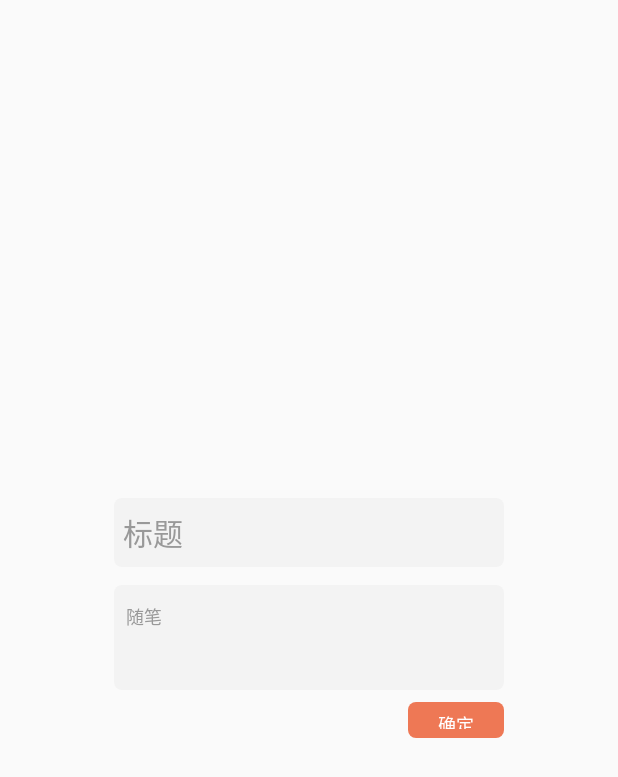
After one commit to lpzahd/Essay, an Android app: the fragment EssayStyleIIAddDialog shown on its own in the app's theme, on a phone screen of 412 x 824 dp. The commit adds this screen. Shown: the top 777 px of the screen. Run offline under Robolectric (Android 15) with nearby library versions, the phone set to English and light mode, and no system bars; our stand-ins replace ButterKnife; libraries missing offline, so code that uses them is left out: com.afollestad.materialdialogs, com.facebook.drawee, com.facebook.imagepipeline, com.jakewharton.threetenabp; 3 statements that could not run were skipped.

Commit message:
添加笔记窗口ui修改

```diff
--- /dev/null
+++ b/app/src/main/java/com/lpzahd/essay/context/essay/EssayStyleIIAddDialog.java
@@ -0,0 +1,145 @@
+package com.lpzahd.essay.context.essay;
+
+import android.app.Dialog;
+import android.content.Context;
+import android.graphics.Color;
+import android.graphics.drawable.ColorDrawable;
+import android.graphics.drawable.GradientDrawable;
+import android.os.Bundle;
+import android.os.Handler;
+import android.support.annotation.Nullable;
+import android.support.v7.app.AppCompatActivity;
+import android.support.v7.widget.AppCompatEditText;
+import android.support.v7.widget.AppCompatTextView;
+import android.view.LayoutInflater;
+import android.view.View;
+import android.view.ViewGroup;
+import android.view.Window;
+import android.widget.EditText;
+import android.widget.LinearLayout;
+
+import com.afollestad.materialdialogs.util.DialogUtils;
+import com.lpzahd.Strings;
+import com.lpzahd.aop.api.Log;
+import com.lpzahd.atool.ui.T;
+import com.lpzahd.common.tone.fragment.ToneDialogFragment;
+import com.lpzahd.essay.R;
+
+import butterknife.BindView;
+import butterknife.ButterKnife;
+import butterknife.OnClick;
+import butterknife.Unbinder;
+
+/**
+ * Created by 迪 on 2016/9/17.
+ */
+
+public class EssayStyleIIAddDialog extends ToneDialogFragment {
+
+    @BindView(R.id.positive)
+    AppCompatTextView positive;
+
+    @BindView(R.id.negative)
+    AppCompatTextView negative;
+
+    @BindView(R.id.essay_parent)
+    LinearLayout essayParent;
+
+    @BindView(R.id.title_edt)
+    AppCompatEditText titleEdt;
+
+    @BindView(R.id.content_edt)
+    AppCompatEditText contentEdt;
+
+    InputCallback inputCallback;
+
+    Unbinder mUnbinder;
+
+    public void setInputCallback(InputCallback inputCallback) {
+        this.inputCallback = inputCallback;
+    }
+
+    @Nullable
+    @Override
+    public View onCreateView(LayoutInflater inflater, @Nullable ViewGroup container, @Nullable Bundle savedInstanceState) {
+        final Dialog dialog = getDialog();
+        if(dialog.getWindow() != null) {
+            dialog.getWindow().setBackgroundDrawable(new ColorDrawable(Color.TRANSPARENT));
+        }
+        dialog.requestWindowFeature(Window.FEATURE_NO_TITLE);
+//        dialog.setCanceledOnTouchOutside(false);
+
+        View rootView = inflater.inflate(R.layout.dialog_essay_add_style_02, container, false);
+        mUnbinder = ButterKnife.bind(this, rootView);
+
+        setBackground(essayParent);
+        initView();
+
+        return rootView;
+    }
+
+    /**
+     * 配置圆角背景
+     */
+    private void setBackground(View view) {
+        final Context context = getContext();
+        GradientDrawable drawable = new GradientDrawable();
+        drawable.setCornerRadius(context.getResources().getDimension(R.dimen.corner_radius_d4));
+        drawable.setColor(Color.WHITE);
+        DialogUtils.setBackgroundCompat(view, drawable);
+    }
+
+    private void initView() {
+        positive.setText(R.string.tip_positive);
+        negative.setText(R.string.tip_negative);
+    }
+
+    @Override
+    public void onStart() {
+        super.onStart();
+    }
+
+    @OnClick({R.id.positive, R.id.negative})
+    public void onClick(View view) {
+        switch (view.getId()) {
+            case R.id.positive:
+                onPositiveClick();
+                break;
+            case R.id.negative:
+                dismiss();
+                break;
+        }
+
+    }
+
+    /**
+     * 响应确定按钮
+     */
+    private void onPositiveClick() {
+        CharSequence titleChar = titleEdt.getText();
+        CharSequence contentChar = contentEdt.getText();
+
+        if (Strings.empty(titleChar) && Strings.empty(contentChar)) {
+            T.t(R.string.warning_no_content);
+            return;
+        }
+
+        if (inputCallback != null) {
+            inputCallback.onInput(this, titleChar, contentChar);
+        }
+        dismiss();
+    }
+
+    @Override
+    public void onDestroyView() {
+        super.onDestroyView();
+        mUnbinder.unbind();
+    }
+
+    public interface InputCallback {
+
+        void onInput(EssayStyleIIAddDialog dialog, CharSequence title, CharSequence content);
+
+    }
+
+}
--- a/app/src/main/java/com/lpzahd/essay/context/essay/waiter/EssayStyleIIWaiter.java
+++ b/app/src/main/java/com/lpzahd/essay/context/essay/waiter/EssayStyleIIWaiter.java
@@ -1,5 +1,6 @@
 package com.lpzahd.essay.context.essay.waiter;
 
+import android.app.DialogFragment;
 import android.content.Context;
 import android.content.res.ColorStateList;
 import android.graphics.Bitmap;
@@ -29,11 +30,13 @@ import com.lpzahd.Lists;
 import com.lpzahd.Strings;
 import com.lpzahd.common.tone.adapter.ToneAdapter;
 import com.lpzahd.common.tone.data.DataFactory;
+import com.lpzahd.common.tone.fragment.ToneDialogFragment;
 import com.lpzahd.common.tone.waiter.ToneActivityWaiter;
 import com.lpzahd.common.waiter.refresh.SwipeRefreshWaiter;
 import com.lpzahd.essay.R;
 import com.lpzahd.essay.context.essay.EssayActivity;
 import com.lpzahd.essay.context.essay.EssayAddDialog;
+import com.lpzahd.essay.context.essay.EssayStyleIIAddDialog;
 import com.lpzahd.essay.db.essay.Essay;
 import com.lpzahd.essay.db.file.Image;
 import com.lpzahd.essay.tool.DateTime;
@@ -60,7 +63,7 @@ import io.realm.Sort;
  * Date : 九月
  * Desction : (•ิ_•ิ)
  */
-public class EssayStyleIIWaiter extends ToneActivityWaiter<EssayActivity> implements DataFactory.DataProcess<Essay, EssayStyleIIWaiter.EssayModel> {
+public class EssayStyleIIWaiter extends ToneActivityWaiter<EssayActivity> implements DataFactory.DataProcess<Essay, EssayStyleIIWaiter.EssayModel>,EssayStyleIIAddDialog.InputCallback {
 
     @BindView(R.id.swipe_refresh_layout)
     SwipeRefreshLayout swipeRefreshLayout;
@@ -77,8 +80,6 @@ public class EssayStyleIIWaiter extends ToneActivityWaiter<EssayActivity> implem
     private EssayAdapter mAdapter;
 
     private SwipeRefreshWaiter mRefreshWaiter;
-
-    private EssayAddDialog mEssayAddDialog;
 
     public EssayStyleIIWaiter(EssayActivity essayActivity) {
         super(essayActivity);
@@ -120,32 +121,14 @@ public class EssayStyleIIWaiter extends ToneActivityWaiter<EssayActivity> implem
 
         mRefreshWaiter.autoRefresh();
 
-        mEssayAddDialog = new EssayAddDialog();
-        mEssayAddDialog.setInputCallback(new EssayAddDialog.InputCallback() {
-            @Override
-            public void onInput(EssayAddDialog dialog, CharSequence title, CharSequence content) {
-                final Essay essay = new Essay();
-                essay.setTitle(title.toString());
-                essay.setContent(content.toString());
-                mRealm.executeTransactionAsync(new Realm.Transaction() {
-                    @Override
-                    public void execute(Realm realm) {
-                        realm.copyToRealm(essay);
-                    }
-                }, new Realm.Transaction.OnSuccess() {
-                    @Override
-                    public void onSuccess() {
-                        recyclerView.scrollToPosition(0);
-                        mAdapter.addFirst(mFactoty.process(essay));
-                    }
-                });
-            }
-        });
+
     }
 
     @OnClick(R.id.fab)
     void showEssayAddDialog() {
-        mEssayAddDialog.show(context);
+        EssayStyleIIAddDialog dialog = new EssayStyleIIAddDialog();
+        dialog.setInputCallback(this);
+        dialog.show(context);
     }
 
     @Override
@@ -182,6 +165,25 @@ public class EssayStyleIIWaiter extends ToneActivityWaiter<EssayActivity> implem
             }
         }
         return isPoet ? GRAVITY_CENTER : GRAVITY_LEFT;
+    }
+
+    @Override
+    public void onInput(EssayStyleIIAddDialog dialog, CharSequence title, CharSequence content) {
+        final Essay essay = new Essay();
+        essay.setTitle(title.toString());
+        essay.setContent(content.toString());
+        mRealm.executeTransactionAsync(new Realm.Transaction() {
+            @Override
+            public void execute(Realm realm) {
+                realm.copyToRealm(essay);
+            }
+        }, new Realm.Transaction.OnSuccess() {
+            @Override
+            public void onSuccess() {
+                recyclerView.scrollToPosition(0);
+                mAdapter.addFirst(mFactoty.process(essay));
+            }
+        });
     }
 
     static class EssayModel {
--- /dev/null
+++ b/app/src/main/res/drawable/bg_rect_radius_gray_p8.xml
@@ -0,0 +1,9 @@
+<?xml version="1.0" encoding="utf-8"?>
+<shape xmlns:android="http://schemas.android.com/apk/res/android"
+    android:shape="rectangle">
+
+    <corners android:radius="8px"/>
+
+    <solid android:color="#f3f3f3"/>
+
+</shape>
--- /dev/null
+++ b/app/src/main/res/drawable/bg_rect_radius_orange_p8.xml
@@ -0,0 +1,9 @@
+<?xml version="1.0" encoding="utf-8"?>
+<shape xmlns:android="http://schemas.android.com/apk/res/android"
+    android:shape="rectangle">
+
+    <corners android:radius="8px"/>
+
+    <solid android:color="#EE7855"/>
+
+</shape>
--- /dev/null
+++ b/app/src/main/res/layout/dialog_essay_add_style_02.xml
@@ -0,0 +1,93 @@
+<?xml version="1.0" encoding="utf-8"?>
+<LinearLayout xmlns:android="http://schemas.android.com/apk/res/android"
+    android:id="@+id/essay_parent"
+    android:layout_width="300dp"
+    android:layout_height="200dp"
+    android:layout_gravity="center"
+    android:orientation="vertical"
+    android:padding="20dp">
+
+    <android.support.v7.widget.AppCompatEditText
+        android:id="@+id/title_edt"
+        android:layout_width="match_parent"
+        android:layout_height="wrap_content"
+        android:ellipsize="end"
+        android:hint="@string/title"
+        android:textColorHint="#999999"
+        android:textColor="#666666"
+        android:lines="1"
+        android:textSize="@dimen/s20"
+        android:paddingLeft="6dp"
+        android:paddingRight="6dp"
+        android:paddingTop="8dp"
+        android:paddingBottom="8dp"
+        android:background="@drawable/bg_rect_radius_gray_p8"/>
+
+
+    <android.support.v7.widget.AppCompatEditText
+        android:id="@+id/content_edt"
+        android:layout_width="match_parent"
+        android:layout_height="wrap_content"
+        android:layout_marginTop="12dp"
+        android:ellipsize="end"
+        android:hint="@string/essay"
+        android:textColorHint="#999999"
+        android:textColor="#666666"
+        android:minLines="3"
+        android:maxLines="12"
+        android:textSize="@dimen/s12"
+        android:paddingLeft="8dp"
+        android:paddingRight="8dp"
+        android:paddingTop="12dp"
+        android:paddingBottom="12dp"
+        android:gravity="start"
+        android:background="@drawable/bg_rect_radius_gray_p8"/>
+
+    <RelativeLayout
+        android:layout_width="match_parent"
+        android:layout_height="wrap_content"
+        android:layout_marginTop="8dp">
+
+        <android.support.v7.widget.AppCompatTextView
+            android:id="@+id/positive"
+            android:layout_width="wrap_content"
+            android:layout_height="wrap_content"
+            android:layout_alignParentEnd="true"
+            android:layout_alignParentRight="true"
+            android:layout_alignParentTop="true"
+            android:layout_gravity="center_vertical"
+            android:background="@drawable/bg_rect_radius_orange_p8"
+            android:gravity="center"
+            android:lines="1"
+            android:minWidth="64dp"
+            android:paddingBottom="6dp"
+            android:paddingLeft="1dp"
+            android:paddingRight="1dp"
+            android:paddingTop="6dp"
+            android:stateListAnimator="@animator/btn_selector_animtor"
+            android:textColor="#FFFFFF"
+            android:textSize="@dimen/s12"/>
+
+        <android.support.v7.widget.AppCompatTextView
+            android:id="@+id/negative"
+            android:layout_width="wrap_content"
+            android:layout_height="wrap_content"
+            android:layout_gravity="center_vertical"
+            android:layout_toLeftOf="@+id/positive"
+            android:layout_toStartOf="@+id/positive"
+            android:background="@null"
+            android:gravity="center"
+            android:lines="1"
+            android:minWidth="64dp"
+            android:paddingBottom="6dp"
+            android:paddingLeft="1dp"
+            android:paddingRight="1dp"
+            android:paddingTop="6dp"
+            android:stateListAnimator="@animator/btn_selector_animtor"
+            android:textColor="@color/colorAccent"
+            android:textSize="@dimen/s12"
+            android:visibility="gone"/>
+
+    </RelativeLayout>
+
+</LinearLayout>
--- a/app/src/main/res/values/dimens.xml
+++ b/app/src/main/res/values/dimens.xml
@@ -33,5 +33,6 @@
     <dimen name="s11">11sp</dimen>
     <dimen name="s13">13sp</dimen>
     <dimen name="s15">15sp</dimen>
+    <dimen name="s18">18sp</dimen>
 
 </resources>
```
